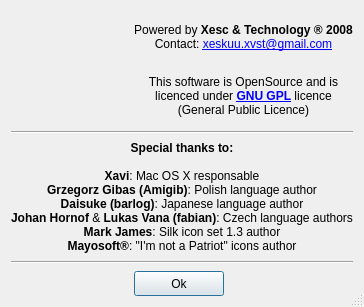
Before: the Qt Designer form ui/credits.ui in ckorn/xvst, drawn with Qt 5.
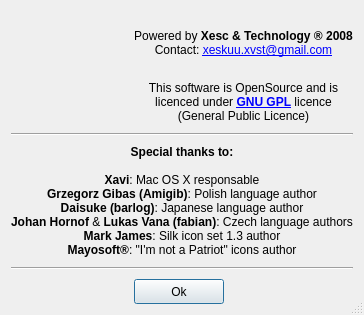
After: the same form once the commit is applied. Icons and pictures are not drawn.

Commit message: - Changed Credits window size

What changed in the file:
```diff
--- a/ui/credits.ui
+++ b/ui/credits.ui
@@ -5,8 +5,8 @@
    <rect>
     <x>0</x>
     <y>0</y>
-    <width>350</width>
-    <height>307</height>
+    <width>352</width>
+    <height>315</height>
    </rect>
   </property>
   <property name="windowTitle" >
@@ -33,6 +33,21 @@
     </widget>
    </item>
    <item row="0" column="1" colspan="2" >
+    <layout class="QVBoxLayout" >
+     <item>
+      <spacer>
+       <property name="orientation" >
+        <enum>Qt::Vertical</enum>
+       </property>
+       <property name="sizeHint" >
+        <size>
+         <width>20</width>
+         <height>16</height>
+        </size>
+       </property>
+      </spacer>
+     </item>
+     <item>
     <widget class="QLabel" name="label_2" >
      <property name="text" >
       <string>Powered by &lt;b>Xesc &amp;amp; Technology &amp;reg; 2008&lt;/b>&lt;br>Contact: &lt;a href="mailto:xeskuu.xvst@gmail.com">xeskuu.xvst@gmail.com&lt;/a></string>
@@ -45,7 +60,20 @@
      </property>
     </widget>
    </item>
-   <item row="1" column="1" colspan="2" >
+     <item>
+      <spacer>
+       <property name="orientation" >
+        <enum>Qt::Vertical</enum>
+       </property>
+       <property name="sizeHint" >
+        <size>
+         <width>20</width>
+         <height>16</height>
+        </size>
+       </property>
+      </spacer>
+     </item>
+     <item>
     <widget class="QLabel" name="label_4" >
      <property name="text" >
       <string>This software is OpenSource and is licenced under &lt;a href="http://www.gnu.org/licenses/gpl.html">&lt;b>GNU GPL&lt;/b>&lt;/a> licence (General Public Licence)</string>
@@ -61,12 +89,14 @@
      </property>
     </widget>
    </item>
-   <item row="2" column="0" colspan="3" >
+    </layout>
+   </item>
+   <item row="1" column="0" colspan="3" >
     <widget class="Line" name="bvlSeparator_2" >
      <property name="minimumSize" >
       <size>
        <width>0</width>
-       <height>6</height>
+       <height>10</height>
       </size>
      </property>
      <property name="orientation" >
@@ -74,7 +104,7 @@
      </property>
     </widget>
    </item>
-   <item row="3" column="0" colspan="3" >
+   <item row="2" column="0" colspan="3" >
     <widget class="QLabel" name="label_5" >
      <property name="text" >
       <string>&lt;b>Special thanks to:&lt;/b>&lt;br>&lt;br>&lt;b>Xavi&lt;/b>: Mac OS X responsable&lt;br>&lt;b>Grzegorz Gibas (Amigib)&lt;/b>: Polish language author&lt;br>&lt;b>Daisuke (barlog)&lt;/b>: Japanese language author&lt;br>&lt;b>Johan Hornof&lt;/b> &amp; &lt;b>Lukas Vana (fabian)&lt;/b>: Czech language authors&lt;br>&lt;b>Mark James&lt;/b>: Silk icon set 1.3 author&lt;br>&lt;b>Mayosoft®&lt;/b>: "I'm not a Patriot" icons author</string>
@@ -84,12 +114,12 @@
      </property>
     </widget>
    </item>
-   <item row="4" column="0" colspan="3" >
+   <item row="3" column="0" colspan="3" >
     <widget class="Line" name="bvlSeparator" >
      <property name="minimumSize" >
       <size>
        <width>0</width>
-       <height>6</height>
+       <height>10</height>
       </size>
      </property>
      <property name="orientation" >
@@ -97,7 +127,7 @@
      </property>
     </widget>
    </item>
-   <item row="5" column="0" >
+   <item row="4" column="0" >
     <spacer>
      <property name="orientation" >
       <enum>Qt::Horizontal</enum>
@@ -110,7 +140,7 @@
      </property>
     </spacer>
    </item>
-   <item row="5" column="1" >
+   <item row="4" column="1" >
     <widget class="QPushButton" name="btnOk" >
      <property name="minimumSize" >
       <size>
@@ -147,7 +177,7 @@
      </property>
     </widget>
    </item>
-   <item row="5" column="2" >
+   <item row="4" column="2" >
     <spacer>
      <property name="orientation" >
       <enum>Qt::Horizontal</enum>
```
Left out of the diff: 2 changed lines with no effect on the pictures. Lines whose indentation alone changed are shown as unchanged. The commit also changes 1 other file.
